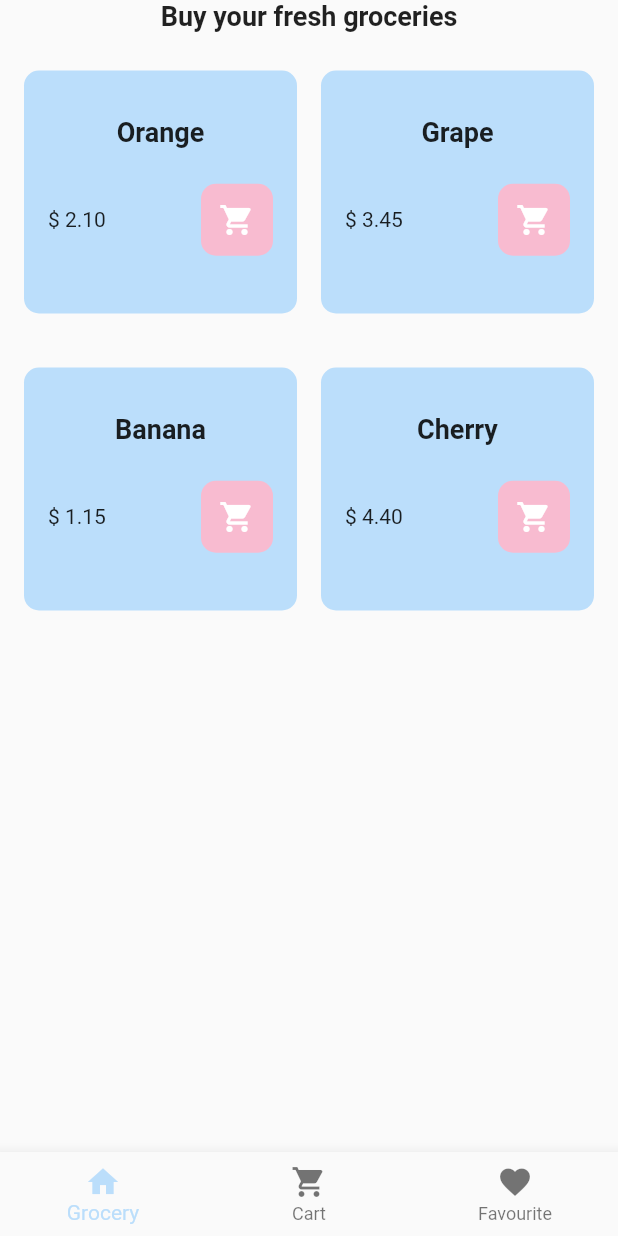
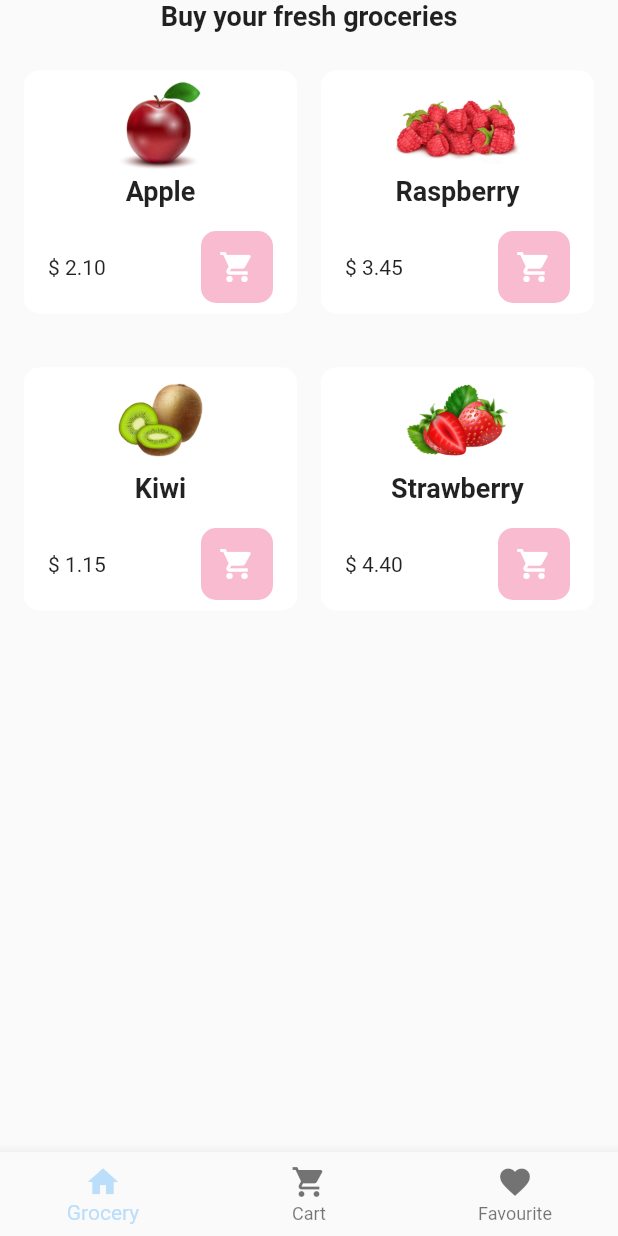
Before and after one commit to juliakowalikk/grocery-cubit, a Flutter app: the screen it shows after launch, on a phone screen of 412 x 824 dp. Run offline on Flutter 3.47's test engine with Material 2 defaults, Android fonts, the phone set to English and light mode, and no system bars; our stand-ins replace equatable, flutter_bloc; generated files the repository leaves out were written again.

Commit message:
Add images to Grocery Page

```diff
--- a/lib/cubit/grocery_cubit.dart
+++ b/lib/cubit/grocery_cubit.dart
@@ -6,10 +6,18 @@ import 'grocery_state.dart';
 class GroceryCubit extends Cubit<GroceryState> {
   GroceryCubit()
       : super(GroceryInitial([], [
-          const Product(itemName: 'Orange', price: 2.10),
-          const Product(itemName: 'Grape', price: 3.45),
-          const Product(itemName: 'Banana', price: 1.15),
-          const Product(itemName: 'Cherry', price: 4.40),
+          const Product(
+              itemName: 'Apple', price: 2.10, image: 'lib/images/apple.jpg'),
+          const Product(
+              itemName: 'Raspberry',
+              price: 3.45,
+              image: 'lib/images/raspberry.jpg'),
+          const Product(
+              itemName: 'Kiwi', price: 1.15, image: 'lib/images/kiwi.jpg'),
+          const Product(
+              itemName: 'Strawberry',
+              price: 4.40,
+              image: 'lib/images/strawberry.jpg'),
         ], [], 0));
 
   final List<Product> cartProducts = [];
--- a/lib/pages/grocery_page/widgets/grocery_page_product_tile.dart
+++ b/lib/pages/grocery_page/widgets/grocery_page_product_tile.dart
@@ -12,23 +12,21 @@ class ProductTile extends StatelessWidget {
     String price = product.price.toStringAsFixed(2);
     return Container(
       decoration: BoxDecoration(
-        color: Colors.blue.shade100,
+        color: Colors.white,
         borderRadius: BorderRadius.circular(10),
       ),
-      child: Column(
-        mainAxisAlignment: MainAxisAlignment.center,
-        children: [
-          Padding(
-            padding: const EdgeInsets.all(8.0),
-            child: Text(
+      child: Column(mainAxisAlignment: MainAxisAlignment.center, children: [
+        Image.asset(
+          product.image,
+          height: 70,
+        ),
+        Text(
           product.itemName,
           style: AppTypography.style1,
         ),
-          ),
         Padding(
           padding: const EdgeInsets.all(16.0),
-            child: Row(
-              children: [
+          child: Row(children: [
             Text('\$ $price'),
             const Spacer(),
             Container(
@@ -42,19 +40,18 @@ class ProductTile extends StatelessWidget {
                         builder: (context) => ProductPage(
                               product: Product(
                                   itemName: product.itemName,
-                                      price: product.price),
+                                  price: product.price,
+                                  image: product.image),
                             ))),
                 icon: const Icon(
                   Icons.shopping_cart,
                   color: Colors.white,
                 ),
               ),
-                )
-              ],
             ),
+          ]),
         ),
-        ],
-      ),
+      ]),
     );
   }
 }
--- a/lib/pages/product_page/product_page.dart
+++ b/lib/pages/product_page/product_page.dart
@@ -55,7 +55,8 @@ class _ProductPageState extends State<ProductPage> {
                                   context.read<GroceryCubit>().addToFavourite(
                                       Product(
                                           itemName: widget.product.itemName,
-                                          price: widget.product.price));
+                                          price: widget.product.price,
+                                          image: widget.product.image));
                                   setState(() {
                                     isPressed = !isPressed;
                                   });
--- a/lib/product.dart
+++ b/lib/product.dart
@@ -3,12 +3,11 @@ import 'package:equatable/equatable.dart';
 class Product extends Equatable {
   final String itemName;
   final double price;
+  final String image;
 
-  const Product({
-    required this.itemName,
-    required this.price,
-  });
+  const Product(
+      {required this.itemName, required this.price, required this.image});
 
   @override
-  List<Object?> get props => [itemName, price];
+  List<Object?> get props => [itemName, price, image];
 }
--- a/pubspec.yaml
+++ b/pubspec.yaml
@@ -65,8 +65,8 @@ flutter:
   generate: true
 
   # To add assets to your application, add an assets section, like this:
-  # assets:
-  #   - images/a_dot_burr.jpeg
+  assets:
+    - lib/images/
   #   - images/a_dot_ham.jpeg
 
   # An image asset can refer to one or more resolution-specific "variants", see
```
Also changed, not shown: lib/images/apple.jpg (added), lib/images/kiwi.jpg (added), lib/images/raspberry.jpg (added), lib/images/strawberry.jpg (added). Lines whose indentation alone changed are shown as unchanged.
